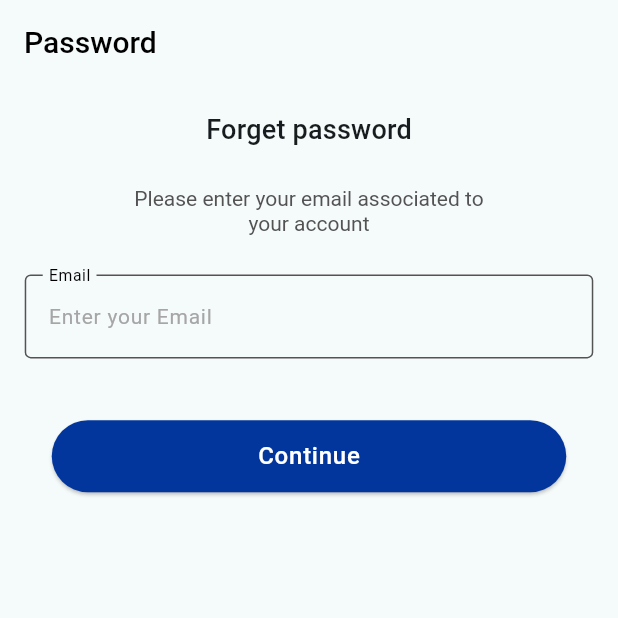
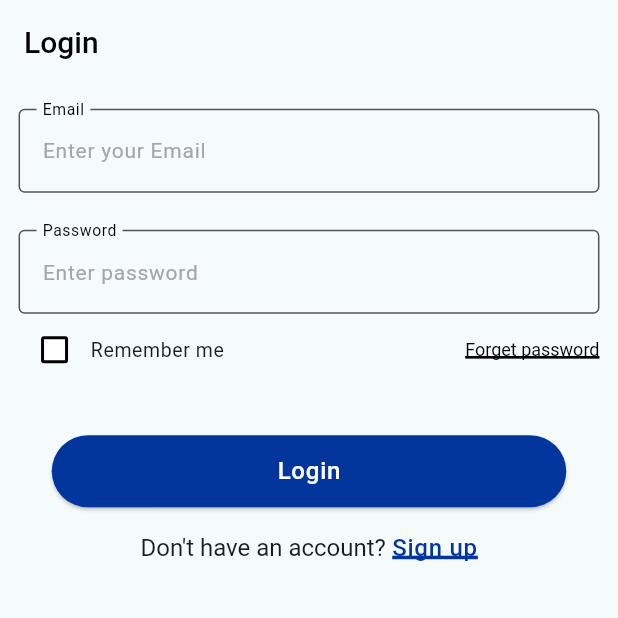
Before and after one commit to YoussefAbdelrahman8/onlineExams, a Flutter app: the screen it shows after launch, on a phone screen of 412 x 824 dp, the top half of it. Run offline on Flutter 3.47's test engine with Material 3 defaults, Android fonts, the phone set to English and light mode, and no system bars; our stand-ins replace bloc, dartz, dio, flutter_bloc, fluttertoast, get_it and 3 more.

Commit message:
+ full login_screen.dart

```diff
--- a/lib/MyApp.dart
+++ b/lib/MyApp.dart
@@ -2,8 +2,10 @@
 import 'dart:convert';
 
 import 'package:flutter/material.dart';
+import 'package:online_exam_app/core/cache/shared_pref.dart';
 import 'package:online_exam_app/features/forget_password/presentation/pages/forget_password_screen.dart';
 
+import 'core/cache/shared_pref.dart';
 import 'core/routes_manager/route_generator.dart';
 import 'core/routes_manager/routes.dart';
 import 'core/utiles/theme_manager.dart';
@@ -13,14 +15,16 @@ import 'features/signup/presentation/pages/signup_screen.dart';
 class MyApp extends StatelessWidget {
   const MyApp({super.key});
 
-
   @override
   Widget build(BuildContext context) {
-    return  MaterialApp(
+    return MaterialApp(
       theme: ThemeManager.lightTheme,
       darkTheme: ThemeManager.darkTheme,
       themeMode: ThemeMode.light,
-      initialRoute: Routes.forgetPasswordScreenRoute, // Set the initial screen
+      initialRoute: SharedPref.getToken().isEmpty
+          ? Routes.logInScreenRoute
+          : Routes.homeScreenRoute,
+      // Set the initial screen
       onGenerateRoute: RouteGenerator.getRoute,
     );
   }
--- a/lib/core/cache/shared_pref.dart
+++ b/lib/core/cache/shared_pref.dart
@@ -11,7 +11,7 @@ class SharedPref {
     sharedPreferences.setString("token", token);
   }
 
-  static getToken() {
+  static String getToken() {
     return sharedPreferences.getString("token") ?? "";
   }
 }
--- a/lib/core/network/endpoints.dart
+++ b/lib/core/network/endpoints.dart
@@ -1,5 +1,6 @@
 abstract class Endpoints {
   static const signUp = "/api/v1/auth/signup";
+  static const logIn = "/api/v1/auth/signin";
   static const forgetPassword = "/api/v1/auth/forgotPassword";
   static const verifyResetCode = "/api/v1/auth/verifyResetCode";
   static const resetPassword = "/api/v1/auth/resetPassword";
--- a/lib/core/routes_manager/route_generator.dart
+++ b/lib/core/routes_manager/route_generator.dart
@@ -2,6 +2,7 @@ import 'package:flutter/material.dart';
 import 'package:online_exam_app/core/routes_manager/routes.dart';
 import 'package:online_exam_app/features/forget_password/presentation/pages/forget_password_screen.dart';
 import 'package:online_exam_app/features/home/presentation/pages/home_screen.dart';
+import 'package:online_exam_app/features/login/presentation/pages/login_screen.dart';
 
 import '../../features/signup/presentation/pages/signup_screen.dart';
 
@@ -12,8 +13,10 @@ class RouteGenerator {
         return MaterialPageRoute(builder: (_) => const SignupScreen());
       case Routes.homeScreenRoute:
         return MaterialPageRoute(builder: (_) => const HomeScreen());
-        case Routes.forgetPasswordScreenRoute:
+      case Routes.forgetPasswordScreenRoute:
         return MaterialPageRoute(builder: (_) => const ForgetPasswordScreen());
+      case Routes.logInScreenRoute:
+        return MaterialPageRoute(builder: (_) => const LoginScreen());
     }
     return null;
   }
--- a/lib/core/routes_manager/routes.dart
+++ b/lib/core/routes_manager/routes.dart
@@ -1,5 +1,6 @@
 abstract class Routes{
   static const String signUpScreenRoute = "/signup";
+  static const String logInScreenRoute = "/login";
   static const String homeScreenRoute = "/home";
   static const String forgetPasswordScreenRoute = "/forgetPassword";
 }
--- a/lib/core/utiles/string_manager.dart
+++ b/lib/core/utiles/string_manager.dart
@@ -48,6 +48,12 @@ enum ForgetPassword {
   resend,
   resetPass,
   passRules,
+}
+enum Login{
+  login,
+  rememberMe,
+  forgetPass,
+  dontHaveAcc
 }
 
 abstract class StringManager {
@@ -108,4 +114,10 @@ abstract class StringManager {
     ForgetPassword.passRules:
         "Password must not be empty and must contain\n6 characters with upper case letter and one number\nand one special character at least",
   };
+  static const Map<dynamic, String> login = {
+    Login.login : "Login",
+    Login.dontHaveAcc:"Don't have an account? ",
+    Login.rememberMe:"Remember me",
+    Login.forgetPass:"Forget password",
+  };
 }
--- a/lib/core/utiles/theme_manager.dart
+++ b/lib/core/utiles/theme_manager.dart
@@ -4,7 +4,17 @@ import 'color_manager.dart';
 
 abstract class ThemeManager {
   static ThemeData lightTheme = ThemeData(
-    appBarTheme: const AppBarTheme(
+    checkboxTheme: CheckboxThemeData(
+      checkColor: WidgetStatePropertyAll(ColorManager.lightPrimaryColor),
+      side: BorderSide(
+        color: ColorManager.lightOnTertiary,
+        width: 2,
+      ),
+      shape: RoundedRectangleBorder(
+        borderRadius: BorderRadius.circular(2),
+      ),
+    ),
+      appBarTheme: const AppBarTheme(
       titleTextStyle: TextStyle(
         fontSize: 20,
         fontWeight: FontWeight.w500,
@@ -34,6 +44,10 @@ abstract class ThemeManager {
             borderSide: BorderSide(color: ColorManager.error)),
       ),
       textTheme: TextTheme(
+        bodySmall: const TextStyle(
+          fontSize: 13,
+          fontWeight: FontWeight.w400,
+        ),
         bodyMedium: const TextStyle(
           fontSize: 24,
           fontWeight: FontWeight.bold,
@@ -51,6 +65,14 @@ abstract class ThemeManager {
           fontWeight: FontWeight.w400,
           fontSize: 16,
         ),
+        headlineSmall: TextStyle(
+          decoration: TextDecoration.underline,
+          decorationColor: ColorManager.lightOnTertiary,
+          decorationThickness: 3.0,
+          fontWeight: FontWeight.w400,
+          fontSize: 12,
+          color: ColorManager.lightOnTertiary
+      ),
         labelMedium: TextStyle(
           decoration: TextDecoration.underline,
           decorationColor: ColorManager.lightSecondaryColor,
--- /dev/null
+++ b/lib/features/login/data/remote/data_sources/login_dao.dart
@@ -0,0 +1,7 @@
+import 'package:dartz/dartz.dart';
+import 'package:online_exam_app/features/login/data/remote/models/Signin_response.dart';
+
+abstract class LogInDao {
+  Future<Either<SigninResponse, String>> login(
+      {required String email, required String password});
+}
--- /dev/null
+++ b/lib/features/login/data/remote/models/User.dart
@@ -0,0 +1,63 @@
+/// _id : "67b3d89086a024f06ea27c2f"
+/// username : "ashaff"
+/// firstName : "youssef"
+/// lastName : "ashra"
+/// email : "youssef.abdelrahman158@gmail.com"
+/// phone : "01094155711"
+/// role : "user"
+/// isVerified : false
+/// createdAt : "2025-02-18T00:47:12.820Z"
+/// passwordChangedAt : "2025-02-23T19:29:15.660Z"
+
+class User {
+  User({
+      this.id,
+      this.username,
+      this.firstName,
+      this.lastName,
+      this.email,
+      this.phone,
+      this.role,
+      this.isVerified,
+      this.createdAt,
+      this.passwordChangedAt,});
+
+  User.fromJson(dynamic json) {
+    id = json['_id'];
+    username = json['username'];
+    firstName = json['firstName'];
+    lastName = json['lastName'];
+    email = json['email'];
+    phone = json['phone'];
+    role = json['role'];
+    isVerified = json['isVerified'];
+    createdAt = json['createdAt'];
+    passwordChangedAt = json['passwordChangedAt'];
+  }
+  String? id;
+  String? username;
+  String? firstName;
+  String? lastName;
+  String? email;
+  String? phone;
+  String? role;
+  bool? isVerified;
+  String? createdAt;
+  String? passwordChangedAt;
+
+  Map<String, dynamic> toJson() {
+    final map = <String, dynamic>{};
+    map['_id'] = id;
+    map['username'] = username;
+    map['firstName'] = firstName;
+    map['lastName'] = lastName;
+    map['email'] = email;
+    map['phone'] = phone;
+    map['role'] = role;
+    map['isVerified'] = isVerified;
+    map['createdAt'] = createdAt;
+    map['passwordChangedAt'] = passwordChangedAt;
+    return map;
+  }
+
+}
--- /dev/null
+++ b/lib/features/login/domain/entities/Login_entity.dart
@@ -0,0 +1,17 @@
+/// code : ""
+/// message : "success"
+/// token : "eyJhbGciOiJIUzI1NiIsInR5cCI6IkpXVCJ9.eyJpZCI6IjY3YjNkODkwODZhMDI0ZjA2ZWEyN2MyZiIsInJvbGUiOiJ1c2VyIiwiaWF0IjoxNzQwMzM4OTkyfQ.k8AzlOsjhaoE_Mi9MvwlngULcesqbBWNXxokaiXypNs"
+
+class LoginEntity {
+  LoginEntity({
+      this.code,
+      this.message,
+      this.token,});
+
+
+  String? code;
+  String? message;
+  String? token;
+
+
+}
--- /dev/null
+++ b/lib/features/login/domain/repositories/login_repo.dart
@@ -0,0 +1,7 @@
+import 'package:dartz/dartz.dart';
+import 'package:online_exam_app/features/login/domain/entities/Login_entity.dart';
+
+abstract class LoginRepo {
+  Future<Either<LoginEntity, String>> login(
+      {required String email, required String password});
+}
--- /dev/null
+++ b/lib/features/login/domain/use_cases/login_usecase.dart
@@ -0,0 +1,17 @@
+import 'package:dartz/dartz.dart';
+import 'package:injectable/injectable.dart';
+import 'package:online_exam_app/features/login/domain/repositories/login_repo.dart';
+
+import '../entities/Login_entity.dart';
+
+@injectable
+class LoginUseCase {
+  LoginRepo repo;
+
+  @factoryMethod
+  LoginUseCase(this.repo);
+
+  Future<Either<LoginEntity, String>> call(
+          {required String email, required String password}) =>
+      repo.login(email: email, password: password);
+}
--- /dev/null
+++ b/lib/features/login/presentation/manager/login_view_model_cubit.dart
@@ -0,0 +1,29 @@
+import 'package:bloc/bloc.dart';
+import 'package:flutter/cupertino.dart';
+import 'package:flutter_bloc/flutter_bloc.dart';
+import 'package:injectable/injectable.dart';
+import 'package:meta/meta.dart';
+import 'package:online_exam_app/features/login/domain/entities/Login_entity.dart';
+import 'package:online_exam_app/features/login/domain/use_cases/login_usecase.dart';
+
+part 'login_view_model_state.dart';
+
+@injectable
+class LoginViewModelCubit extends Cubit<LoginViewModelState> {
+  LoginUseCase loginUseCase;
+
+  @factoryMethod
+  LoginViewModelCubit(this.loginUseCase) : super(LoginViewModelInitial());
+  static LoginViewModelCubit get(BuildContext context) =>
+      BlocProvider.of(context);
+
+  void login({required String email, required String password}) async {
+    emit(LoginViewModelLoadingState());
+    var result = await loginUseCase.call(email: email, password: password);
+    result.fold((response) {
+      emit(LoginViewModelSuccessState(response));
+    }, (error) {
+      emit(LoginViewModelErrorState(error));
+    });
+  }
+}
--- /dev/null
+++ b/lib/features/login/presentation/manager/login_view_model_state.dart
@@ -0,0 +1,19 @@
+part of 'login_view_model_cubit.dart';
+
+@immutable
+sealed class LoginViewModelState {}
+
+final class LoginViewModelInitial extends LoginViewModelState {}
+
+final class LoginViewModelSuccessState extends LoginViewModelState {
+  LoginEntity loginEntity;
+  LoginViewModelSuccessState(this.loginEntity);
+}
+
+final class LoginViewModelErrorState extends LoginViewModelState {
+  String error;
+
+  LoginViewModelErrorState(this.error);
+}
+
+final class LoginViewModelLoadingState extends LoginViewModelState {}
--- /dev/null
+++ b/lib/features/login/presentation/pages/login_screen.dart
@@ -0,0 +1,183 @@
+import 'package:flutter/material.dart';
+import 'package:flutter_bloc/flutter_bloc.dart';
+import 'package:online_exam_app/core/DI/di.dart';
+import 'package:online_exam_app/core/routes_manager/routes.dart';
+import 'package:online_exam_app/core/utiles/Validator_manager.dart';
+import 'package:online_exam_app/core/utiles/string_manager.dart';
+import 'package:online_exam_app/features/login/presentation/manager/login_view_model_cubit.dart';
+
+import '../../../../core/cache/shared_pref.dart';
+import '../../../../core/utiles/color_manager.dart';
+import '../../../../core/widget/custom_button.dart';
+import '../../../../core/widget/custom_text_field.dart';
+import '../../../../core/widget/toast_message.dart';
+
+class LoginScreen extends StatefulWidget {
+  const LoginScreen({super.key});
+
+  @override
+  State<LoginScreen> createState() => _LoginScreenState();
+}
+
+class _LoginScreenState extends State<LoginScreen> {
+  final _formKey = GlobalKey<FormState>();
+  bool isChecked = false;
+  bool isButtonEnabled = true;
+  bool isLoading = false;
+  late TextEditingController emailController;
+  late TextEditingController passwordController;
+
+  @override
+  void initState() {
+    emailController = TextEditingController();
+    passwordController = TextEditingController();
+    super.initState();
+  }
+
+  @override
+  void dispose() {
+    emailController.dispose;
+    passwordController.dispose;
+    super.dispose();
+  }
+
+  void validate() {
+    setState(() {
+      isButtonEnabled = _formKey.currentState!.validate();
+    });
+  }
+
+  @override
+  Widget build(BuildContext context) {
+    double height = MediaQuery.of(context).size.height;
+    double width = MediaQuery.of(context).size.width;
+
+    return BlocProvider(
+      create: (context) => getIt.get<LoginViewModelCubit>(),
+      child: Scaffold(
+        appBar: AppBar(
+          title: Text(StringManager.login[Login.login]!),
+        ),
+        body: SingleChildScrollView(
+          padding: EdgeInsets.symmetric(
+              horizontal: width * 0.03, vertical: height * 0.02),
+          child: Form(
+            key: _formKey,
+            child: Column(
+              crossAxisAlignment: CrossAxisAlignment.center,
+              mainAxisAlignment: MainAxisAlignment.start,
+              children: [
+                CustomTextField(
+                    onChanged: (value) => validate(),
+                    label: StringManager.signup[Signup.email]!,
+                    hint: StringManager.signup[Signup.enterEmail]!,
+                    controller: emailController,
+                    validation: ValidatorManager.validateEmail,
+                    secure: false),
+                SizedBox(height: height * 0.03),
+                CustomTextField(
+                    onChanged: (value) => validate(),
+                    label: StringManager.signup[Signup.password]!,
+                    hint: StringManager.signup[Signup.enterPassword]!,
+                    controller: passwordController,
+                    validation: ValidatorManager.validatePassword,
+                    secure: true),
+                Row(
+                  mainAxisAlignment: MainAxisAlignment.spaceBetween,
+                  children: [
+                    Row(
+                      mainAxisAlignment: MainAxisAlignment.spaceBetween,
+                      children: [
+                        Checkbox(
+                          fillColor: WidgetStatePropertyAll(isChecked
+                              ? ColorManager.lightOnTertiary
+                              : ColorManager.lightPrimaryColor),
+                          value: isChecked,
+                          onChanged: (value) {
+                            setState(() {
+                              isChecked = !isChecked;
+                            });
+                          },
+                        ),
+                        Text(
+                          StringManager.login[Login.rememberMe]!,
+                          style: Theme.of(context).textTheme.bodySmall,
+                        ),
+                      ],
+                    ),
+                    GestureDetector(
+                      child: Text(
+                        StringManager.login[Login.forgetPass]!,
+                        style: Theme.of(context).textTheme.headlineSmall,
+                      ),
+                      onTap: () {
+                        Navigator.of(context)
+                            .pushNamed(Routes.forgetPasswordScreenRoute);
+                      },
+                    )
+                  ],
+                ),
+                SizedBox(height: height * 0.04),
+                BlocConsumer<LoginViewModelCubit, LoginViewModelState>(
+                  listener: (context, state) {
+                    if (state is LoginViewModelErrorState) {
+                      ToastMessage.toastMessage(state.error);
+                    }
+                    if (state is LoginViewModelSuccessState) {
+                      SharedPref.setToken(state.loginEntity.token!);
+                      Navigator.of(context)
+                          .pushReplacementNamed(Routes.homeScreenRoute);
+                    }
+                  },
+                  builder: (context, state) {
+                    if (state is LoginViewModelErrorState) {
+                      isLoading = false;
+                    }
+                    if (state is LoginViewModelLoadingState) {
+                      isLoading = true;
+                    }
+                    return CustomButton(
+                        onPressed: () {
+                          if (isButtonEnabled) {
+                            LoginViewModelCubit.get(context).login(
+                                email: emailController.text,
+                                password: passwordController.text);
+                          }
+                        },
+                        isLoading: isLoading,
+                        width: 343,
+                        height: 48,
+                        backgroundColor: isButtonEnabled
+                            ? Theme.of(context).colorScheme.secondary
+                            : Theme.of(context).colorScheme.tertiary,
+                        content: StringManager.login[Login.login]!,
+                        contentColor: Theme.of(context).colorScheme.primary,
+                        borderRadius: 100,
+                        borderColor: Colors.transparent);
+                  },
+                ),
+                SizedBox(height: height * 0.02),
+                Center(
+                  child: Row(
+                    mainAxisAlignment: MainAxisAlignment.center,
+                    children: [
+                      Text(StringManager.login[Login.dontHaveAcc]!,
+                          style: Theme.of(context).textTheme.displayMedium),
+                      GestureDetector(
+                          onTap: () {
+                            Navigator.of(context)
+                                .pushNamed(Routes.signUpScreenRoute);
+                          },
+                          child: Text(StringManager.signup[Signup.signup]!,
+                              style: Theme.of(context).textTheme.labelMedium))
+                    ],
+                  ),
+                ),
+              ],
+            ),
+          ),
+        ),
+      ),
+    );
+  }
+}
```
Also changed, not shown: lib/features/login/data/remote/data_sources/dao_impl/login_api_dao_impl.dart (added, +35 -0 lines), lib/features/login/data/remote/models/Signin_response.dart (added, +44 -0 lines), lib/features/login/data/repositories/login_repo_impl.dart (added, +31 -0 lines), lib/features/signup/data/remote/data_sources/dao_impl/signup_api_dao_impl.dart (+10 -11 lines), lib/features/signup/presentation/pages/signup_screen.dart (+10 -5 lines), lib/core/DI/di.config.dart.
